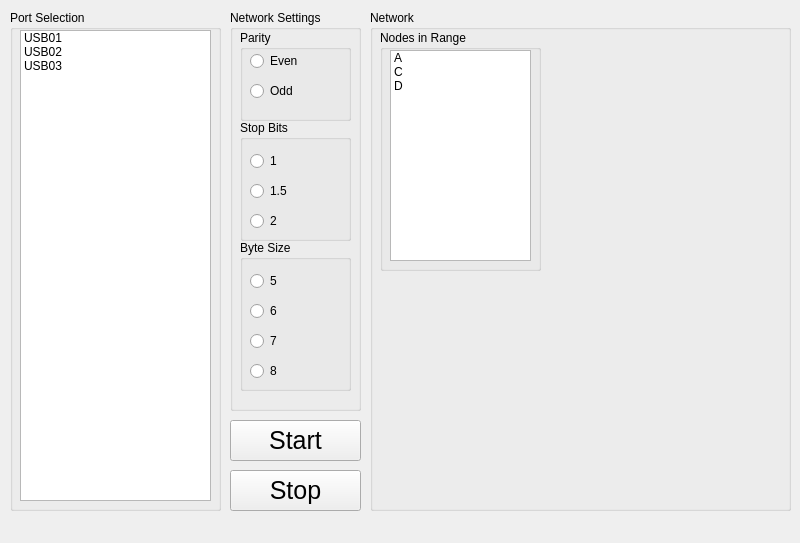
nklose/ECE491, file main.ui: the form before one commit.
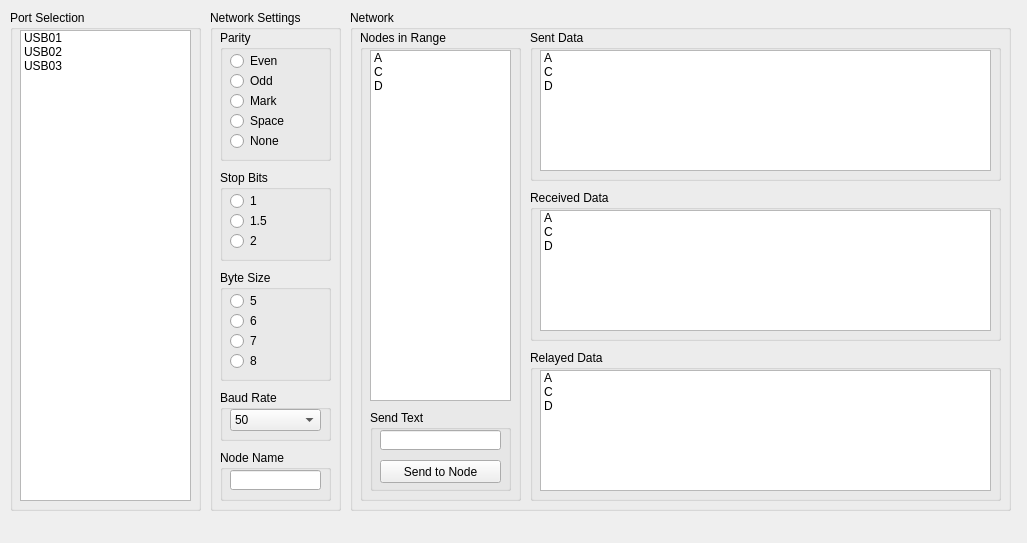
The form after the commit.

Patch:
```diff
--- a/main.ui
+++ b/main.ui
@@ -6,7 +6,7 @@
    <rect>
     <x>0</x>
     <y>0</y>
-    <width>800</width>
+    <width>1027</width>
     <height>543</height>
    </rect>
   </property>
@@ -19,7 +19,7 @@
      <rect>
       <x>10</x>
       <y>10</y>
-      <width>211</width>
+      <width>191</width>
       <height>501</height>
      </rect>
     </property>
@@ -31,7 +31,7 @@
       <rect>
        <x>10</x>
        <y>20</y>
-       <width>191</width>
+       <width>171</width>
        <height>471</height>
       </rect>
      </property>
@@ -55,10 +55,10 @@
    <widget class="QGroupBox" name="groupBox_2">
     <property name="geometry">
      <rect>
-      <x>230</x>
+      <x>210</x>
       <y>10</y>
       <width>131</width>
-      <height>401</height>
+      <height>501</height>
      </rect>
     </property>
     <property name="title">
@@ -70,7 +70,7 @@
        <x>10</x>
        <y>20</y>
        <width>111</width>
-       <height>91</height>
+       <height>131</height>
       </rect>
      </property>
      <property name="title">
@@ -93,7 +93,7 @@
       <property name="geometry">
        <rect>
         <x>10</x>
-        <y>50</y>
+        <y>40</y>
         <width>116</width>
         <height>22</height>
        </rect>
@@ -102,14 +102,53 @@
        <string>Odd</string>
       </property>
      </widget>
+     <widget class="QRadioButton" name="radioMark">
+      <property name="geometry">
+       <rect>
+        <x>10</x>
+        <y>60</y>
+        <width>116</width>
+        <height>22</height>
+       </rect>
+      </property>
+      <property name="text">
+       <string>Mark</string>
+      </property>
+     </widget>
+     <widget class="QRadioButton" name="radioNone">
+      <property name="geometry">
+       <rect>
+        <x>10</x>
+        <y>100</y>
+        <width>116</width>
+        <height>22</height>
+       </rect>
+      </property>
+      <property name="text">
+       <string>None</string>
+      </property>
+     </widget>
+     <widget class="QRadioButton" name="radioSpace">
+      <property name="geometry">
+       <rect>
+        <x>10</x>
+        <y>80</y>
+        <width>116</width>
+        <height>22</height>
+       </rect>
+      </property>
+      <property name="text">
+       <string>Space</string>
+      </property>
+     </widget>
     </widget>
     <widget class="QGroupBox" name="groupBox_4">
      <property name="geometry">
       <rect>
        <x>10</x>
-       <y>110</y>
+       <y>160</y>
        <width>111</width>
-       <height>121</height>
+       <height>91</height>
       </rect>
      </property>
      <property name="title">
@@ -119,7 +158,7 @@
       <property name="geometry">
        <rect>
         <x>10</x>
-        <y>30</y>
+        <y>20</y>
         <width>116</width>
         <height>22</height>
        </rect>
@@ -132,7 +171,7 @@
       <property name="geometry">
        <rect>
         <x>10</x>
-        <y>60</y>
+        <y>40</y>
         <width>116</width>
         <height>22</height>
        </rect>
@@ -145,7 +184,7 @@
       <property name="geometry">
        <rect>
         <x>10</x>
-        <y>90</y>
+        <y>60</y>
         <width>116</width>
         <height>22</height>
        </rect>
@@ -159,9 +198,9 @@
      <property name="geometry">
       <rect>
        <x>10</x>
-       <y>230</y>
+       <y>260</y>
        <width>111</width>
-       <height>151</height>
+       <height>111</height>
       </rect>
      </property>
      <property name="title">
@@ -171,7 +210,7 @@
       <property name="geometry">
        <rect>
         <x>10</x>
-        <y>30</y>
+        <y>20</y>
         <width>116</width>
         <height>22</height>
        </rect>
@@ -184,7 +223,7 @@
       <property name="geometry">
        <rect>
         <x>10</x>
-        <y>60</y>
+        <y>40</y>
         <width>116</width>
         <height>22</height>
        </rect>
@@ -197,7 +236,7 @@
       <property name="geometry">
        <rect>
         <x>10</x>
-        <y>90</y>
+        <y>60</y>
         <width>116</width>
         <height>22</height>
        </rect>
@@ -210,7 +249,7 @@
       <property name="geometry">
        <rect>
         <x>10</x>
-        <y>120</y>
+        <y>80</y>
         <width>116</width>
         <height>22</height>
        </rect>
@@ -220,49 +259,147 @@
       </property>
      </widget>
     </widget>
-   </widget>
-   <widget class="QPushButton" name="pushButton">
-    <property name="geometry">
-     <rect>
-      <x>230</x>
-      <y>420</y>
-      <width>131</width>
-      <height>41</height>
-     </rect>
-    </property>
-    <property name="font">
-     <font>
-      <pointsize>19</pointsize>
-     </font>
-    </property>
-    <property name="text">
-     <string>Start</string>
-    </property>
-   </widget>
-   <widget class="QPushButton" name="pushButton_2">
-    <property name="geometry">
-     <rect>
-      <x>230</x>
-      <y>470</y>
-      <width>131</width>
-      <height>41</height>
-     </rect>
-    </property>
-    <property name="font">
-     <font>
-      <pointsize>19</pointsize>
-     </font>
-    </property>
-    <property name="text">
-     <string>Stop</string>
-    </property>
+    <widget class="QGroupBox" name="groupBox_8">
+     <property name="geometry">
+      <rect>
+       <x>10</x>
+       <y>380</y>
+       <width>111</width>
+       <height>51</height>
+      </rect>
+     </property>
+     <property name="title">
+      <string>Baud Rate</string>
+     </property>
+     <widget class="QComboBox" name="comboBaudRate">
+      <property name="geometry">
+       <rect>
+        <x>10</x>
+        <y>19</y>
+        <width>91</width>
+        <height>22</height>
+       </rect>
+      </property>
+      <property name="currentIndex">
+       <number>0</number>
+      </property>
+      <item>
+       <property name="text">
+        <string>50</string>
+       </property>
+      </item>
+      <item>
+       <property name="text">
+        <string>75</string>
+       </property>
+      </item>
+      <item>
+       <property name="text">
+        <string>110</string>
+       </property>
+      </item>
+      <item>
+       <property name="text">
+        <string>134</string>
+       </property>
+      </item>
+      <item>
+       <property name="text">
+        <string>150</string>
+       </property>
+      </item>
+      <item>
+       <property name="text">
+        <string>200</string>
+       </property>
+      </item>
+      <item>
+       <property name="text">
+        <string>300</string>
+       </property>
+      </item>
+      <item>
+       <property name="text">
+        <string>600</string>
+       </property>
+      </item>
+      <item>
+       <property name="text">
+        <string>1200</string>
+       </property>
+      </item>
+      <item>
+       <property name="text">
+        <string>1800</string>
+       </property>
+      </item>
+      <item>
+       <property name="text">
+        <string>2400</string>
+       </property>
+      </item>
+      <item>
+       <property name="text">
+        <string>4800</string>
+       </property>
+      </item>
+      <item>
+       <property name="text">
+        <string>9600</string>
+       </property>
+      </item>
+      <item>
+       <property name="text">
+        <string>19200</string>
+       </property>
+      </item>
+      <item>
+       <property name="text">
+        <string>38400</string>
+       </property>
+      </item>
+      <item>
+       <property name="text">
+        <string>57600</string>
+       </property>
+      </item>
+      <item>
+       <property name="text">
+        <string>115200</string>
+       </property>
+      </item>
+     </widget>
+    </widget>
+    <widget class="QGroupBox" name="groupBox_10">
+     <property name="geometry">
+      <rect>
+       <x>10</x>
+       <y>440</y>
+       <width>111</width>
+       <height>51</height>
+      </rect>
+     </property>
+     <property name="title">
+      <string>Node Name</string>
+     </property>
+     <widget class="QLineEdit" name="textName">
+      <property name="geometry">
+       <rect>
+        <x>10</x>
+        <y>20</y>
+        <width>91</width>
+        <height>20</height>
+       </rect>
+      </property>
+     </widget>
+    </widget>
    </widget>
    <widget class="QGroupBox" name="groupBox_6">
     <property name="geometry">
      <rect>
-      <x>370</x>
+      <x>350</x>
       <y>10</y>
-      <width>421</width>
+      <width>661</width>
       <height>501</height>
      </rect>
     </property>
@@ -275,7 +412,7 @@
        <x>10</x>
        <y>20</y>
        <width>161</width>
-       <height>241</height>
+       <height>471</height>
       </rect>
      </property>
      <property name="title">
@@ -287,7 +424,160 @@
         <x>10</x>
         <y>20</y>
         <width>141</width>
-        <height>211</height>
+        <height>351</height>
+       </rect>
+      </property>
+      <item>
+       <property name="text">
+        <string>A</string>
+       </property>
+      </item>
+      <item>
+       <property name="text">
+        <string>C</string>
+       </property>
+      </item>
+      <item>
+       <property name="text">
+        <string>D</string>
+       </property>
+      </item>
+     </widget>
+     <widget class="QGroupBox" name="groupBox_9">
+      <property name="geometry">
+       <rect>
+        <x>10</x>
+        <y>380</y>
+        <width>141</width>
+        <height>81</height>
+       </rect>
+      </property>
+      <property name="title">
+       <string>Send Text</string>
+      </property>
+      <widget class="QLineEdit" name="textSend">
+       <property name="geometry">
+        <rect>
+         <x>10</x>
+         <y>20</y>
+         <width>121</width>
+         <height>20</height>
+        </rect>
+       </property>
+      </widget>
+      <widget class="QPushButton" name="btnSend">
+       <property name="geometry">
+        <rect>
+         <x>10</x>
+         <y>50</y>
+         <width>121</width>
+         <height>23</height>
+        </rect>
+       </property>
+       <property name="text">
+        <string>Send to Node</string>
+       </property>
+      </widget>
+     </widget>
+    </widget>
+    <widget class="QGroupBox" name="groupBox_11">
+     <property name="geometry">
+      <rect>
+       <x>180</x>
+       <y>20</y>
+       <width>471</width>
+       <height>151</height>
+      </rect>
+     </property>
+     <property name="title">
+      <string>Sent Data</string>
+     </property>
+     <widget class="QListWidget" name="listSentData">
+      <property name="geometry">
+       <rect>
+        <x>10</x>
+        <y>20</y>
+        <width>451</width>
+        <height>121</height>
+       </rect>
+      </property>
+      <property name="wordWrap">
+       <bool>true</bool>
+      </property>
+      <item>
+       <property name="text">
+        <string>A</string>
+       </property>
+      </item>
+      <item>
+       <property name="text">
+        <string>C</string>
+       </property>
+      </item>
+      <item>
+       <property name="text">
+        <string>D</string>
+       </property>
+      </item>
+     </widget>
+    </widget>
+    <widget class="QGroupBox" name="groupBox_12">
+     <property name="geometry">
+      <rect>
+       <x>180</x>
+       <y>180</y>
+       <width>471</width>
+       <height>151</height>
+      </rect>
+     </property>
+     <property name="title">
+      <string>Received Data</string>
+     </property>
+     <widget class="QListWidget" name="listReceivedData">
+      <property name="geometry">
+       <rect>
+        <x>10</x>
+        <y>20</y>
+        <width>451</width>
+        <height>121</height>
+       </rect>
+      </property>
+      <item>
+       <property name="text">
+        <string>A</string>
+       </property>
+      </item>
+      <item>
+       <property name="text">
+        <string>C</string>
+       </property>
+      </item>
+      <item>
+       <property name="text">
+        <string>D</string>
+       </property>
+      </item>
+     </widget>
+    </widget>
+    <widget class="QGroupBox" name="groupBox_13">
+     <property name="geometry">
+      <rect>
+       <x>180</x>
+       <y>340</y>
+       <width>471</width>
+       <height>151</height>
+      </rect>
+     </property>
+     <property name="title">
+      <string>Relayed Data</string>
+     </property>
+     <widget class="QListWidget" name="listRelayedData">
+      <property name="geometry">
+       <rect>
+        <x>10</x>
+        <y>20</y>
+        <width>451</width>
+        <height>121</height>
        </rect>
       </property>
       <item>
```
Left out of the diff: 22 changed lines with no effect on the pictures.
